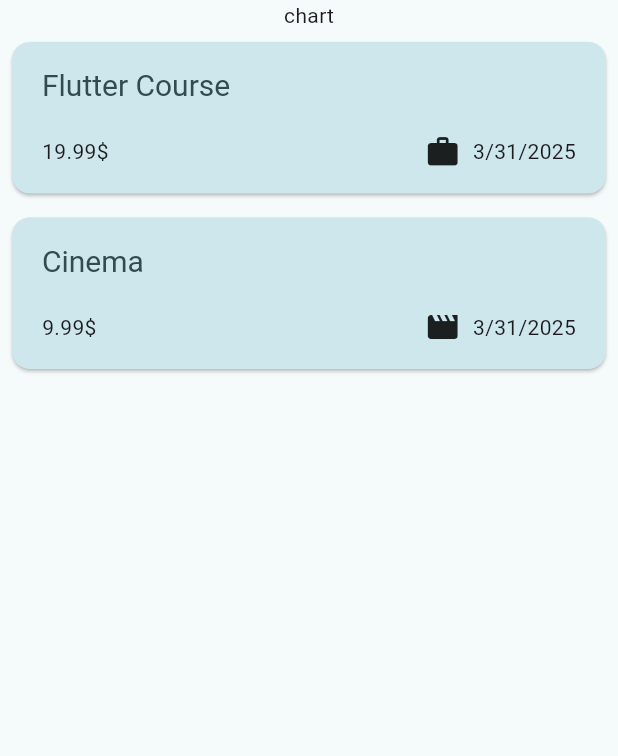
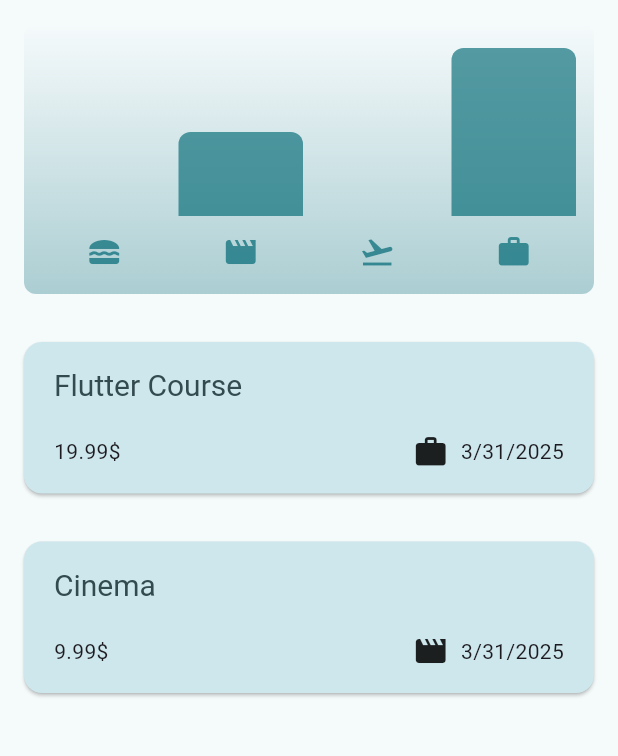
Before and after one commit to M0bileDev/flutter_expense_tracker, a Flutter app: the screen it shows after launch, on a phone screen of 412 x 824 dp, the part 84-840 px from its top. Run offline on Flutter 3.47's test engine with Material 3 defaults, Android fonts, the phone set to English and light mode, and no system bars.

Commit message:
310320252253

```diff
--- a/lib/main.dart
+++ b/lib/main.dart
@@ -15,7 +15,7 @@ void main() {
         colorScheme: kDarkColorScheme,
         cardTheme: CardTheme().copyWith(
           color: kDarkColorScheme.secondaryContainer,
-          margin: EdgeInsets.all(8),
+          margin: EdgeInsets.all(16),
         ),
         elevatedButtonTheme: ElevatedButtonThemeData(
           style: ElevatedButton.styleFrom(
@@ -35,7 +35,7 @@ void main() {
         ),
         cardTheme: CardTheme().copyWith(
           color: kColorScheme.secondaryContainer,
-          margin: EdgeInsets.all(8),
+          margin: EdgeInsets.all(16),
         ),
         elevatedButtonTheme: ElevatedButtonThemeData(
           style: ElevatedButton.styleFrom(
--- a/lib/models/expense.dart
+++ b/lib/models/expense.dart
@@ -50,7 +50,7 @@ class ExpenseBucket {
     this.category,
   );
 
-  ExpenseBucket.fromCategory(
+  ExpenseBucket.forCategory(
     List<Expense> allExpenses,
     this.category,
   ) : expenses = allExpenses
--- /dev/null
+++ b/lib/widgets/chart/chart.dart
@@ -0,0 +1,94 @@
+import 'package:flutter/material.dart';
+import 'package:expence_tracker/models/expense.dart';
+import 'package:expence_tracker/widgets/chart/chart_bar.dart';
+
+class Chart extends StatelessWidget {
+  const Chart({super.key, required this.expenses});
+
+  final List<Expense> expenses;
+
+  List<ExpenseBucket> get buckets {
+    return [
+      ExpenseBucket.forCategory(expenses, Category.food),
+      ExpenseBucket.forCategory(expenses, Category.leisure),
+      ExpenseBucket.forCategory(expenses, Category.travel),
+      ExpenseBucket.forCategory(expenses, Category.work),
+    ];
+  }
+
+  double get maxTotalExpense {
+    double maxTotalExpense = 0;
+
+    for (final bucket in buckets) {
+      if (bucket.totalExpenses > maxTotalExpense) {
+        maxTotalExpense = bucket.totalExpenses;
+      }
+    }
+
+    return maxTotalExpense;
+  }
+
+  @override
+  Widget build(BuildContext context) {
+    final isDarkMode =
+        MediaQuery.of(context).platformBrightness == Brightness.dark;
+    return Container(
+      margin: const EdgeInsets.all(16),
+      padding: const EdgeInsets.symmetric(
+        vertical: 16,
+        horizontal: 8,
+      ),
+      width: double.infinity,
+      height: 180,
+      decoration: BoxDecoration(
+        borderRadius: BorderRadius.circular(8),
+        gradient: LinearGradient(
+          colors: [
+            Theme.of(context).colorScheme.primary.withOpacity(0.3),
+            Theme.of(context).colorScheme.primary.withOpacity(0.0)
+          ],
+          begin: Alignment.bottomCenter,
+          end: Alignment.topCenter,
+        ),
+      ),
+      child: Column(
+        children: [
+          Expanded(
+            child: Row(
+              crossAxisAlignment: CrossAxisAlignment.end,
+              children: [
+                for (final bucket in buckets) // alternative to map()
+                  ChartBar(
+                    fill: bucket.totalExpenses == 0
+                        ? 0
+                        : bucket.totalExpenses / maxTotalExpense,
+                  )
+              ],
+            ),
+          ),
+          const SizedBox(height: 12),
+          Row(
+            children: buckets
+                .map(
+                  (bucket) => Expanded(
+                    child: Padding(
+                      padding: const EdgeInsets.symmetric(horizontal: 4),
+                      child: Icon(
+                        categoryIcons[bucket.category],
+                        color: isDarkMode
+                            ? Theme.of(context).colorScheme.secondary
+                            : Theme.of(context)
+                                .colorScheme
+                                .primary
+                                .withOpacity(0.7),
+                      ),
+                    ),
+                  ),
+                )
+                .toList(),
+          )
+        ],
+      ),
+    );
+  }
+}
--- /dev/null
+++ b/lib/widgets/chart/chart_bar.dart
@@ -0,0 +1,34 @@
+import 'package:flutter/material.dart';
+
+class ChartBar extends StatelessWidget {
+  const ChartBar({
+    super.key,
+    required this.fill,
+  });
+
+  final double fill;
+
+  @override
+  Widget build(BuildContext context) {
+    final isDarkMode =
+        MediaQuery.of(context).platformBrightness == Brightness.dark;
+    return Expanded(
+      child: Padding(
+        padding: const EdgeInsets.symmetric(horizontal: 4),
+        child: FractionallySizedBox(
+          heightFactor: fill,
+          child: DecoratedBox(
+            decoration: BoxDecoration(
+              shape: BoxShape.rectangle,
+              borderRadius:
+                  const BorderRadius.vertical(top: Radius.circular(8)),
+              color: isDarkMode
+                  ? Theme.of(context).colorScheme.secondary
+                  : Theme.of(context).colorScheme.primary.withOpacity(0.65),
+            ),
+          ),
+        ),
+      ),
+    );
+  }
+}
--- a/lib/widgets/expenses.dart
+++ b/lib/widgets/expenses.dart
@@ -1,3 +1,4 @@
+import 'package:expence_tracker/widgets/chart/chart.dart';
 import 'package:expence_tracker/widgets/expenses_list/expenses_list.dart';
 import 'package:expence_tracker/models/expense.dart';
 import 'package:expence_tracker/widgets/new_expense.dart';
@@ -98,7 +99,7 @@ class _ExpensesState extends State<Expenses> {
       ),
       body: Column(
         children: [
-          Text('chart'),
+          Chart(expenses: _registeredExpenses),
           Expanded(
             child: mainContent,
           ),
```
